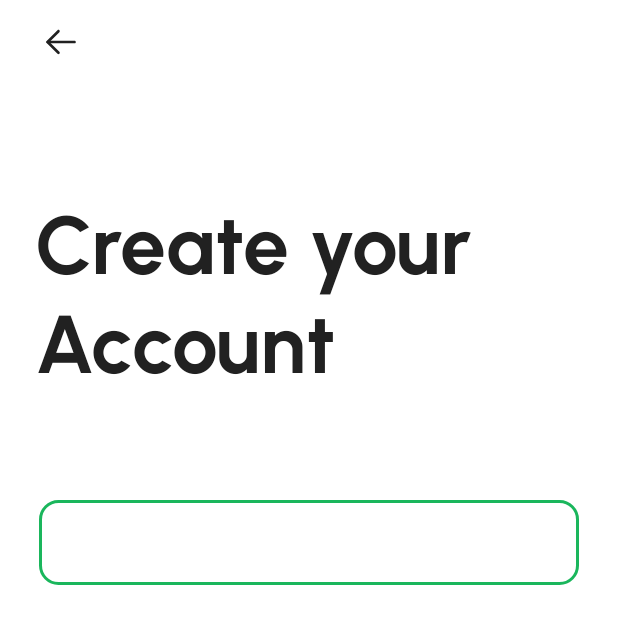
After one commit to jay-a-shah/Android_UI_Practice, an Android app: the SignUpActivity screen opened directly, with no data from a screen before it, on a phone screen of 412 x 824 dp. The commit adds this screen. Shown: the top 624 px of the screen. Run offline under Robolectric (Android 15) with nearby library versions, the phone set to English and light mode, and no system bars; our stand-ins replace data binding, sdp/ssp sizes.

Commit message:
Sign Up Screen Started

```diff
--- a/HelioApp/app/src/main/AndroidManifest.xml
+++ b/HelioApp/app/src/main/AndroidManifest.xml
@@ -10,7 +10,7 @@
         android:supportsRtl="true"
         android:theme="@style/Theme.HelioApp">
         <activity
-            android:name=".sign_up_screen.SignUpActivity"
+            android:name=".signup_screen.SignUpActivity"
             android:exported="false" />
         <activity
             android:name=".sign_in_screen.SignInActivity"
@@ -18,17 +18,18 @@
         <activity
             android:name=".onboarding_screen.OnBoardingActivity"
             android:exported="false"
-            android:theme="@style/AppTheme.ActionBar.Transparent"/>
+            android:theme="@style/AppTheme.ActionBar.Transparent" />
         <activity
             android:name=".walkthrough_screen.WalkthroughOneActivity"
             android:exported="false"
-            android:theme="@style/AppTheme.ActionBar.Transparent"/>
+            android:theme="@style/AppTheme.ActionBar.Transparent" />
         <activity
             android:name=".SplashScreenActivity"
             android:exported="true"
             android:theme="@style/AppTheme.ActionBar.Transparent">
             <intent-filter>
                 <action android:name="android.intent.action.MAIN" />
+
                 <category android:name="android.intent.category.LAUNCHER" />
             </intent-filter>
         </activity>
--- /dev/null
+++ b/HelioApp/app/src/main/java/com/example/helioapp/signup_screen/SignUpActivity.kt
@@ -0,0 +1,13 @@
+package com.example.helioapp.signup_screen
+
+import androidx.appcompat.app.AppCompatActivity
+import android.os.Bundle
+import com.example.helioapp.R
+
+class SignUpActivity : AppCompatActivity() {
+    override fun onCreate(savedInstanceState: Bundle?) {
+        super.onCreate(savedInstanceState)
+        setContentView(R.layout.activity_sign_up)
+    }
+
+}
--- /dev/null
+++ b/HelioApp/app/src/main/res/layout/activity_sign_up.xml
@@ -0,0 +1,61 @@
+<?xml version="1.0" encoding="utf-8"?>
+<layout xmlns:android="http://schemas.android.com/apk/res/android"
+    xmlns:app="http://schemas.android.com/apk/res-auto"
+    xmlns:tools="http://schemas.android.com/tools">
+
+    <ScrollView
+        android:layout_width="match_parent"
+        android:layout_height="wrap_content">
+
+        <androidx.constraintlayout.widget.ConstraintLayout
+            android:layout_width="match_parent"
+            android:layout_height="wrap_content"
+            tools:context=".signup_screen.SignUpActivity">
+
+            <include
+                android:id="@+id/custom_toolbar"
+                layout="@layout/custom_toolbar"
+                app:layout_constraintEnd_toEndOf="parent"
+                app:layout_constraintStart_toStartOf="parent"
+                app:layout_constraintTop_toTopOf="parent" />
+
+            <androidx.appcompat.widget.AppCompatTextView
+                android:id="@+id/textViewCreateYourAccount"
+                android:layout_width="0dp"
+                android:layout_height="wrap_content"
+                android:layout_marginStart="@dimen/_18sdp"
+                android:layout_marginTop="@dimen/_55sdp"
+                android:layout_marginEnd="@dimen/_18sdp"
+                android:fontFamily="@font/urbanist_bold"
+                android:text="@string/tv_create_your_account"
+                android:textAlignment="viewStart"
+                android:textColor="@color/grayscale_900"
+                android:textSize="@dimen/_42ssp"
+                app:layout_constraintEnd_toEndOf="parent"
+                app:layout_constraintStart_toStartOf="parent"
+                app:layout_constraintTop_toBottomOf="@id/custom_toolbar" />
+
+            <com.google.android.material.textfield.TextInputLayout
+                android:id="@+id/editTextMaterialEmailLayout"
+                android:layout_width="0dp"
+                android:layout_height="wrap_content"
+                style="@style/EditTextStyle"
+                app:layout_constraintStart_toStartOf="parent"
+                app:layout_constraintEnd_toEndOf="parent"
+                app:layout_constraintTop_toBottomOf="@id/textViewCreateYourAccount"
+                android:layout_marginTop="@dimen/_50sdp"
+                android:layout_marginStart="@dimen/_20sdp"
+                android:layout_marginEnd="@dimen/_20sdp">
+                <com.google.android.material.textfield.TextInputEditText
+                    android:id="@+id/editTextEmail"
+                    android:layout_width="match_parent"
+                    android:layout_height="wrap_content"
+                    android:inputType="textEmailAddress"/>
+
+            </com.google.android.material.textfield.TextInputLayout>
+
+
+        </androidx.constraintlayout.widget.ConstraintLayout>
+
+    </ScrollView>
+</layout>
--- a/HelioApp/app/src/main/res/values/strings.xml
+++ b/HelioApp/app/src/main/res/values/strings.xml
@@ -21,4 +21,5 @@
     <string name="toast_facebook_btn">FaceBook button clicked</string>
     <string name="toast_apple_btn">Apple button clicked</string>
     <string name="toast_google_btn">Google button clicked</string>
+    <string name="tv_create_your_account">Create your Account</string>
 </resources>
--- a/HelioApp/app/src/main/res/values/styles.xml
+++ b/HelioApp/app/src/main/res/values/styles.xml
@@ -1,12 +1,24 @@
 <?xml version="1.0" encoding="utf-8"?>
 <resources>
 
-    <style name="AppTheme.ActionBar.Transparent" parent="Theme.HelioApp">
-        <item name="android:windowTranslucentStatus">true</item>
+    <!--    <style name="AppTheme.ActionBar.Transparent" parent="Theme.HelioApp">-->
+    <!--        <item name="android:windowTranslucentStatus">true</item>-->
+    <!--    </style>-->
+    <style name="AppTheme.ActionBar.Transparent" parent="Theme.AppCompat.Light.DarkActionBar">
+        <item name="windowActionBar">false</item>
+        <item name="windowNoTitle">true</item>
+        <item name="android:windowFullscreen">true</item>
     </style>
-<!--    <style name="AppTheme.ActionBar.Transparent" parent="Theme.AppCompat.Light.DarkActionBar">-->
-<!--        <item name="windowActionBar">false</item>-->
-<!--        <item name="windowNoTitle">true</item>-->
-<!--        <item name="android:windowFullscreen">true</item>-->
-<!--    </style>-->
+
+    <style name="EditTextStyle" parent="Widget.MaterialComponents.TextInputLayout.OutlinedBox">
+        <item name="android:textColor">@color/black</item>
+        <item name="android:textSize">@dimen/_12ssp</item>
+        <item name="boxCornerRadiusBottomEnd">@dimen/_10sdp</item>
+        <item name="boxCornerRadiusBottomStart">@dimen/_10sdp</item>
+        <item name="boxCornerRadiusTopEnd">@dimen/_10sdp</item>
+        <item name="boxCornerRadiusTopStart">@dimen/_10sdp</item>
+        <item name="hintAnimationEnabled">true</item>
+        <item name="placeholderTextColor">@color/grayscale_500</item>
+    </style>
+
 </resources>
```
